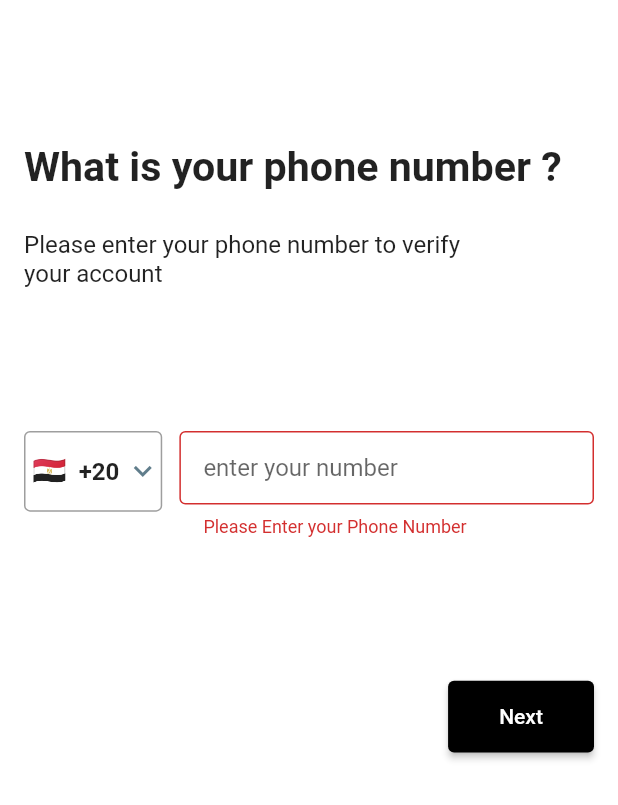
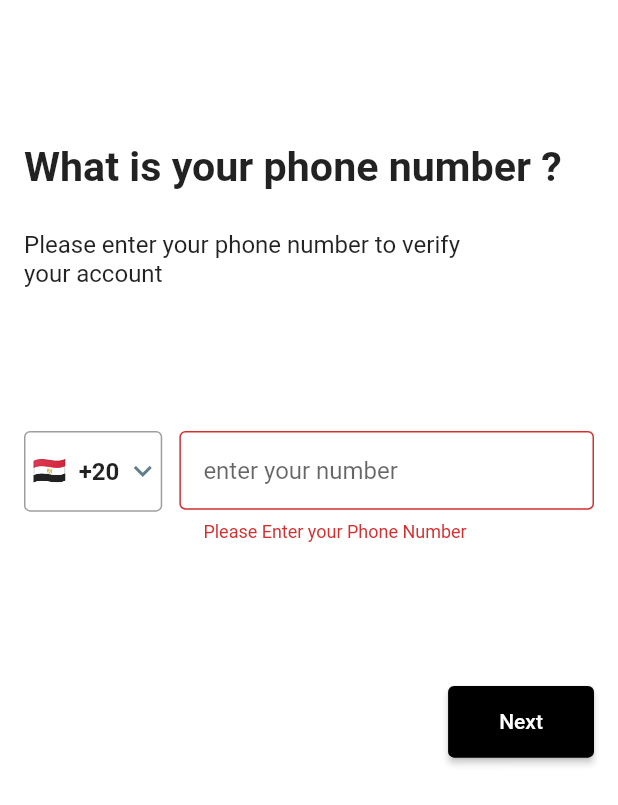
Before and after one commit to elsankary99/test-map, a Flutter app: the screen it shows after launch, after a tap on "Next", on a phone screen of 412 x 824 dp. Shown: the top 805 px of the screen. Run offline on Flutter 3.47's test engine with Material 2 defaults, Android fonts, the phone set to English and light mode, and no system bars; our stand-ins replace auto_route, firebase_auth, firebase_core, flutter_riverpod, flutter_screenutil, fluttertoast and 1 more; accounts and stored records are empty.

Commit message:
create splash page

```diff
--- a/lib/provider/auth_provider/auth_provider.dart
+++ b/lib/provider/auth_provider/auth_provider.dart
@@ -57,7 +57,7 @@ class AuthProvider extends StateNotifier<AuthState> {
 
   Future<void> submitOtp() async {
     log("submitOtp $otpCode");
-
+    state = SubmitLoading();
     PhoneAuthCredential credential = PhoneAuthProvider.credential(
         verificationId: verificationId, smsCode: otpCode!);
     await signIn(credential);
@@ -78,7 +78,7 @@ class AuthProvider extends StateNotifier<AuthState> {
     await FirebaseAuth.instance.signOut();
   }
 
-  User getLoggedInUser() {
+  User get getLoggedInUser {
     return FirebaseAuth.instance.currentUser!;
   }
 }
--- a/lib/provider/auth_provider/auth_state.dart
+++ b/lib/provider/auth_provider/auth_state.dart
@@ -8,6 +8,8 @@ class AuthInitial extends AuthState {}
 
 class AuthLoading extends AuthState {}
 
+class SubmitLoading extends AuthState {}
+
 class PhoneOtpVerified extends AuthState {}
 
 class PhoneNumberSubmitted extends AuthState {}
--- a/lib/view/screen/auth/auth_page.dart
+++ b/lib/view/screen/auth/auth_page.dart
@@ -59,7 +59,9 @@ class AuthPage extends ConsumerWidget {
                     // router.push(const OTPRoute());
                   },
                   child: state is AuthLoading
-                      ? const CircularProgressIndicator()
+                      ? const CircularProgressIndicator(
+                          color: Colors.white,
+                        )
                       : null,
                 ),
               )
--- /dev/null
+++ b/lib/view/screen/splash/splash_page.dart
@@ -0,0 +1,43 @@
+import 'package:auto_route/auto_route.dart';
+import 'package:firebase_auth/firebase_auth.dart';
+import 'package:flutter/material.dart';
+import 'package:flutter_screenutil/flutter_screenutil.dart';
+import 'package:test_map/core/router/app_router.dart';
+
+@RoutePage()
+class SplashPage extends StatefulWidget {
+  const SplashPage({super.key});
+
+  @override
+  State<SplashPage> createState() => _SplashPageState();
+}
+
+class _SplashPageState extends State<SplashPage> {
+  @override
+  void initState() {
+    Future.delayed(
+      const Duration(seconds: 2),
+      () {
+        if (FirebaseAuth.instance.currentUser != null) {
+          context.router.replace(const MapRoute());
+        } else {
+          context.router.replace(const AuthRoute());
+        }
+      },
+    );
+
+    super.initState();
+  }
+
+  @override
+  Widget build(BuildContext context) {
+    return Scaffold(
+      body: Center(
+        child: Image.asset(
+          "assets/images/logo.png",
+          height: 150.h,
+        ),
+      ),
+    );
+  }
+}
--- a/lib/view/widget/auth_widet/custom_text_form_field.dart
+++ b/lib/view/widget/auth_widet/custom_text_form_field.dart
@@ -1,5 +1,6 @@
 import 'package:flutter_riverpod/flutter_riverpod.dart';
 import 'package:flutter/material.dart';
+import 'package:flutter_screenutil/flutter_screenutil.dart';
 import 'package:test_map/core/constant/app_strings.dart';
 import 'package:test_map/provider/auth_provider/auth_provider.dart';
 
@@ -27,13 +28,13 @@ class CustomTextFormField extends ConsumerWidget {
         onSaved: (phoneNumber) {
           provider.phoneNumber = phoneNumber!.trim();
         },
-        decoration: const InputDecoration(
+        decoration: InputDecoration(
             contentPadding: EdgeInsets.symmetric(
               horizontal: 16,
-              vertical: 15,
+              vertical: 14.h,
             ),
             hintText: AppStrings.enterYourNumber,
-            border: OutlineInputBorder()),
+            border: const OutlineInputBorder()),
       ),
     );
   }
--- a/pubspec.yaml
+++ b/pubspec.yaml
@@ -56,8 +56,8 @@ flutter:
   # the material Icons class.
   uses-material-design: true
   # To add assets to your application, add an assets section, like this:
-  # assets:
-  #   - images/a_dot_burr.jpeg
+  assets:
+    - assets/images/
   #   - images/a_dot_ham.jpeg
   # An image asset can refer to one or more resolution-specific "variants", see
   # https://flutter.dev/assets-and-images/#resolution-aware
```
Also changed, not shown: lib/core/router/app_router.dart (+6 -2 lines), lib/view/screen/auth/otp_page.dart (+20 -1 lines), assets/images/logo.png (added), lib/core/router/app_router.gr.dart.
